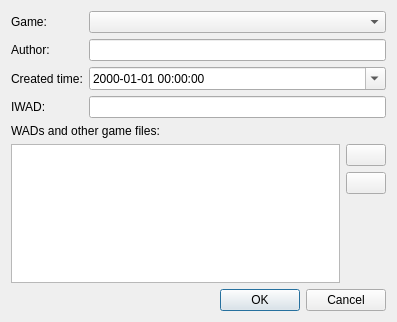
Qt form src/core/gui/demometadatadialog.ui (DoomseekerTeam/Doomseeker) before a commit.
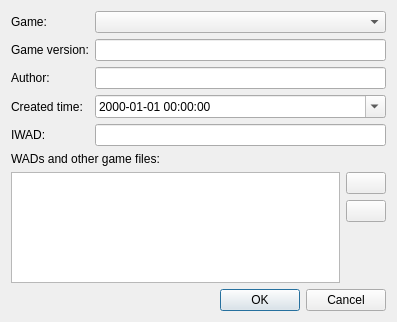
The same form after that commit. Icons and pictures are not drawn. Custom widgets are drawn as their Qt base class.

Commit message: Store game version in demo's metadata, if available

```diff
--- a/src/core/gui/demometadatadialog.ui
+++ b/src/core/gui/demometadatadialog.ui
@@ -23,7 +23,7 @@
        </property>
       </widget>
      </item>
-     <item row="2" column="0">
+     <item row="3" column="0">
       <widget class="QLabel" name="label_2">
        <property name="text">
         <string>Created time:</string>
@@ -33,10 +33,10 @@
      <item row="0" column="1">
       <widget class="EnginePluginComboBox" name="cboGame"/>
      </item>
-     <item row="1" column="1">
-      <widget class="QLineEdit" name="leAuthor"/>
-     </item>
      <item row="2" column="1">
+      <widget class="QLineEdit" name="leAuthor"/>
+     </item>
+     <item row="3" column="1">
       <widget class="QDateTimeEdit" name="dteCreatedTime">
        <property name="minimumDate">
         <date>
@@ -53,23 +53,33 @@
        </property>
       </widget>
      </item>
-     <item row="3" column="0">
+     <item row="4" column="0">
       <widget class="QLabel" name="label_4">
        <property name="text">
         <string>IWAD:</string>
        </property>
       </widget>
      </item>
-     <item row="3" column="1">
+     <item row="4" column="1">
       <widget class="QLineEdit" name="leIwad"/>
      </item>
-     <item row="1" column="0">
+     <item row="2" column="0">
       <widget class="QLabel" name="label_5">
        <property name="text">
         <string>Author:</string>
        </property>
       </widget>
      </item>
+     <item row="1" column="0">
+      <widget class="QLabel" name="label_6">
+       <property name="text">
+        <string>Game version:</string>
+       </property>
+      </widget>
+     </item>
+     <item row="1" column="1">
+      <widget class="QLineEdit" name="leGameVersion"/>
+     </item>
     </layout>
    </item>
    <item>
```
The commit also changes 5 other files.
